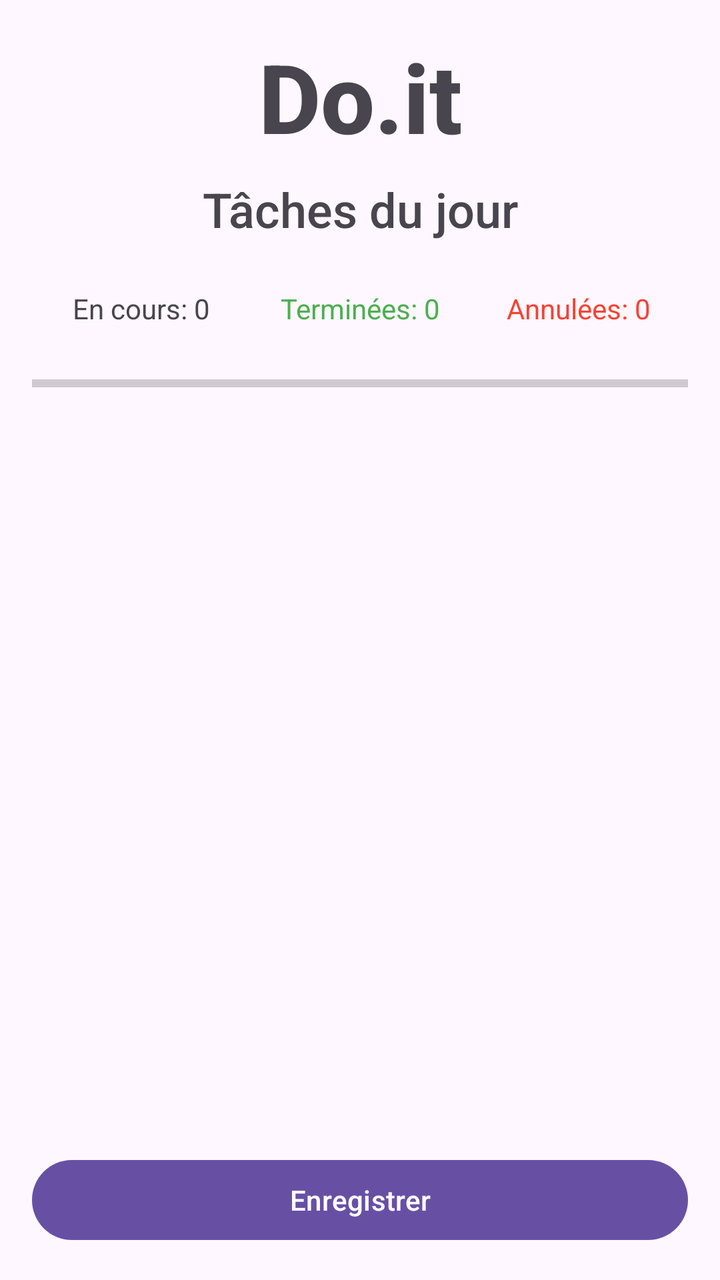
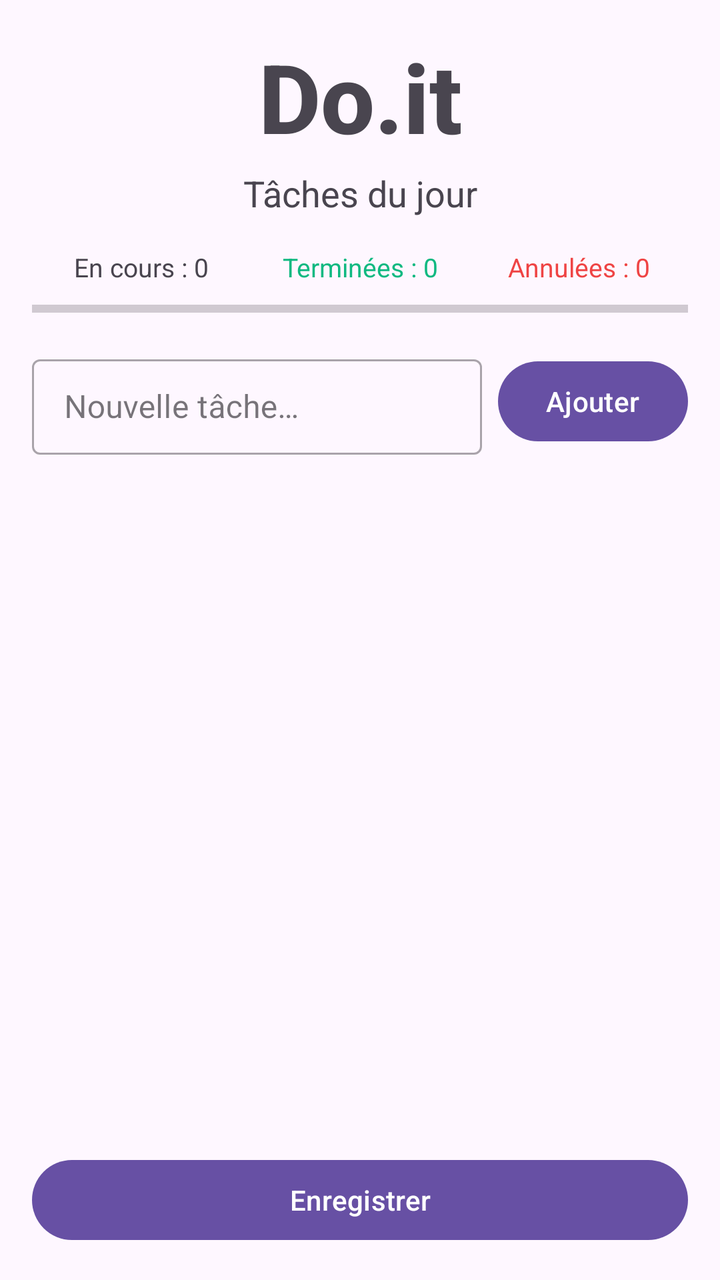

Screens rendered from an Android XML layout before and after an edit, with the pre-edit source and the edit as a unified diff.
<!-- AndroidManifest.xml: application theme Theme.APKTASK -->
<!-- res/layout/activity_main.xml -->
<?xml version="1.0" encoding="utf-8"?>
<androidx.constraintlayout.widget.ConstraintLayout xmlns:android="http://schemas.android.com/apk/res/android"
    xmlns:app="http://schemas.android.com/apk/res-auto"
    xmlns:tools="http://schemas.android.com/tools"
    android:id="@+id/main"
    android:layout_width="match_parent"
    android:layout_height="match_parent"
    tools:context=".MainActivity">

    
    <LinearLayout
        android:id="@+id/header"
        android:layout_width="match_parent"
        android:layout_height="wrap_content"
        android:orientation="vertical"
        android:paddingLeft="16dp"
        android:paddingRight="16dp"
        android:paddingTop="16dp"
        android:paddingBottom="8dp"
        app:layout_constraintTop_toTopOf="parent"
        app:layout_constraintStart_toStartOf="parent"
        app:layout_constraintEnd_toEndOf="parent">

        <TextView
            android:id="@+id/app_name"
            android:layout_width="match_parent"
            android:layout_height="wrap_content"
            android:text="@string/app_name"
            android:textSize="48sp"
            android:fontFamily="sans-serif-medium"
            android:textStyle="bold"
            android:gravity="center" />

        <TextView
            android:id="@+id/title_textview"
            android:layout_width="match_parent"
            android:layout_height="wrap_content"
            android:text="@string/title_textview"
            android:textSize="24sp"
            android:fontFamily="sans-serif-medium"
            android:gravity="center"
            android:layout_marginTop="8dp" />

    </LinearLayout>

    
    <LinearLayout
        android:id="@+id/layout_compteurs"
        android:layout_width="match_parent"
        android:layout_height="wrap_content"
        android:orientation="horizontal"
        android:padding="16dp"
        android:gravity="center"
        app:layout_constraintTop_toBottomOf="@id/header"
        app:layout_constraintStart_toStartOf="parent"
        app:layout_constraintEnd_toEndOf="parent">

        <TextView
            android:id="@+id/counter_en_cours"
            android:layout_width="0dp"
            android:layout_height="wrap_content"
            android:layout_weight="1"
            android:text="En cours: 0"
            android:textSize="14sp"
            android:gravity="center"/>

        <TextView
            android:id="@+id/counter_terminees"
            android:layout_width="0dp"
            android:layout_height="wrap_content"
            android:layout_weight="1"
            android:text="Terminées: 0"
            android:textColor="#4CAF50"
            android:textSize="14sp"
            android:gravity="center"/>

        <TextView
            android:id="@+id/counter_annulees"
            android:layout_width="0dp"
            android:layout_height="wrap_content"
            android:layout_weight="1"
            android:text="Annulées: 0"
            android:textColor="#F44336"
            android:textSize="14sp"
            android:gravity="center"/>
    </LinearLayout>

    
    <ProgressBar
        android:id="@+id/progress_bar"
        style="@style/Widget.AppCompat.ProgressBar.Horizontal"
        android:layout_width="0dp"
        android:layout_height="8dp"
        android:layout_marginLeft="16dp"
        android:layout_marginRight="16dp"
        android:layout_marginTop="8dp"
        app:layout_constraintTop_toBottomOf="@id/layout_compteurs"
        app:layout_constraintStart_toStartOf="parent"
        app:layout_constraintEnd_toEndOf="parent"/>

    
    <ScrollView
        android:id="@+id/scrollview_tasks"
        android:layout_width="match_parent"
        android:layout_height="0dp"
        android:paddingLeft="16dp"
        android:paddingRight="16dp"
        android:paddingTop="8dp"
        app:layout_constraintTop_toBottomOf="@id/progress_bar"
        app:layout_constraintBottom_toTopOf="@id/button_reset"
        app:layout_constraintStart_toStartOf="parent"
        app:layout_constraintEnd_toEndOf="parent">

        <LinearLayout
            android:layout_width="match_parent"
            android:layout_height="wrap_content"
            android:orientation="vertical">

            <TextView
                android:id="@+id/titre_zone_en_cours"
                android:layout_width="match_parent"
                android:layout_height="wrap_content"
                android:layout_weight="1"
                android:text="@string/in_progress"
                android:textSize="18sp"
                android:gravity="center"
                android:textStyle="bold"
                android:padding="8dp"
                android:visibility="gone"/>

            
            <LinearLayout
                android:id="@+id/zone_en_cours"
                android:layout_width="match_parent"
                android:layout_height="wrap_content"
                android:orientation="vertical"
                android:layout_marginBottom="16dp"/>

            <TextView
                android:id="@+id/titre_zone_terminees"
                android:layout_width="match_parent"
                android:layout_height="wrap_content"
                android:layout_weight="1"
                android:text="@string/in_progress"
                android:textSize="18sp"
                android:fontFamily="sans-serif-medium"
                android:gravity="center"
                android:textStyle="bold"
                android:padding="8dp"
                android:visibility="gone"
                android:textColor="#4CAF50"/>

            
            <LinearLayout
                android:id="@+id/zone_terminees"
                android:layout_width="match_parent"
                android:layout_height="wrap_content"
                android:orientation="vertical"
                android:layout_marginBottom="16dp"/>

            <TextView
                android:id="@+id/titre_zone_annulees"
                android:layout_width="match_parent"
                android:layout_height="wrap_content"
                android:layout_weight="1"
                android:text="@string/in_progress"
                android:textSize="18sp"
                android:fontFamily="sans-serif-medium"
                android:gravity="center"
                android:textStyle="bold"
                android:padding="8dp"
                android:visibility="gone"
                android:textColor="#F44336"/>

            
            <LinearLayout
                android:id="@+id/zone_annulees"
                android:layout_width="match_parent"
                android:layout_height="wrap_content"
                android:orientation="vertical"/>

        </LinearLayout>

    </ScrollView>

    
    <Button
        android:id="@+id/button_reset"
        android:layout_width="match_parent"
        android:layout_height="wrap_content"
        android:text="@string/button_reinitialiser"
        android:layout_margin="16dp"
        android:visibility="gone"
        app:layout_constraintBottom_toTopOf="@+id/button_valider"
        app:layout_constraintStart_toStartOf="parent"
        app:layout_constraintEnd_toEndOf="parent" />

    
    <Button
        android:id="@+id/button_valider"
        android:layout_width="match_parent"
        android:layout_height="wrap_content"
        android:text="@string/button_save"
        android:layout_margin="16dp"
        app:layout_constraintBottom_toBottomOf="parent"
        app:layout_constraintStart_toStartOf="parent"
        app:layout_constraintEnd_toEndOf="parent" />

</androidx.constraintlayout.widget.ConstraintLayout>
<!-- resources referenced by this layout -->
<resources>
  <string name="app_name">Do.it</string>
  <string name="button_reinitialiser">Réinitialisation</string>
  <string name="button_save">Enregistrer</string>
  <string name="in_progress">En cours</string>
  <string name="title_textview">Tâches du jour</string>
  <style name="Theme.APKTASK" parent="Base.Theme.APKTASK" />
  <style name="Base.Theme.APKTASK" parent="Theme.Material3.DayNight.NoActionBar">
          
          
      </style>
</resources>

<!-- the commit's change to res/layout/activity_main.xml (unified diff, before → after) -->
@@ -1,11 +1,10 @@
 <?xml version="1.0" encoding="utf-8"?>
-<androidx.constraintlayout.widget.ConstraintLayout xmlns:android="http://schemas.android.com/apk/res/android"
+<androidx.constraintlayout.widget.ConstraintLayout
+    xmlns:android="http://schemas.android.com/apk/res/android"
     xmlns:app="http://schemas.android.com/apk/res-auto"
-    xmlns:tools="http://schemas.android.com/tools"
     android:id="@+id/main"
     android:layout_width="match_parent"
-    android:layout_height="match_parent"
-    tools:context=".MainActivity">
+    android:layout_height="match_parent">
 
     
     <LinearLayout
@@ -13,8 +12,7 @@
         android:layout_width="match_parent"
         android:layout_height="wrap_content"
         android:orientation="vertical"
-        android:paddingLeft="16dp"
-        android:paddingRight="16dp"
+        android:paddingHorizontal="16dp"
         android:paddingTop="16dp"
         android:paddingBottom="8dp"
         app:layout_constraintTop_toTopOf="parent"
@@ -22,92 +20,91 @@
         app:layout_constraintEnd_toEndOf="parent">
 
         <TextView
-            android:id="@+id/app_name"
+            android:id="@+id/tvAppName"
             android:layout_width="match_parent"
             android:layout_height="wrap_content"
             android:text="@string/app_name"
             android:textSize="48sp"
-            android:fontFamily="sans-serif-medium"
             android:textStyle="bold"
-            android:gravity="center" />
-
-        <TextView
-            android:id="@+id/title_textview"
+            android:gravity="center"
+            android:fontFamily="sans-serif-medium" />
+
+        <TextView
+            android:id="@+id/tvSubtitle"
             android:layout_width="match_parent"
             android:layout_height="wrap_content"
             android:text="@string/title_textview"
-            android:textSize="24sp"
-            android:fontFamily="sans-serif-medium"
-            android:gravity="center"
-            android:layout_marginTop="8dp" />
+            android:textSize="18sp"
+            android:gravity="center"
+            android:layout_marginTop="4dp" />
 
     </LinearLayout>
 
     
     <LinearLayout
-        android:id="@+id/layout_compteurs"
+        android:id="@+id/layoutCompteurs"
         android:layout_width="match_parent"
         android:layout_height="wrap_content"
         android:orientation="horizontal"
-        android:padding="16dp"
+        android:paddingHorizontal="16dp"
+        android:paddingVertical="8dp"
         android:gravity="center"
         app:layout_constraintTop_toBottomOf="@id/header"
         app:layout_constraintStart_toStartOf="parent"
         app:layout_constraintEnd_toEndOf="parent">
 
         <TextView
-            android:id="@+id/counter_en_cours"
+            android:id="@+id/tvCounterEnCours"
             android:layout_width="0dp"
             android:layout_height="wrap_content"
             android:layout_weight="1"
-            android:text="En cours: 0"
-            android:textSize="14sp"
-            android:gravity="center"/>
-
-        <TextView
-            android:id="@+id/counter_terminees"
+            android:textSize="13sp"
+            android:gravity="center"
+            android:text="@string/counter_en_cours_default" />
+
+        <TextView
+            android:id="@+id/tvCounterTerminees"
             android:layout_width="0dp"
             android:layout_height="wrap_content"
             android:layout_weight="1"
-            android:text="Terminées: 0"
-            android:textColor="#4CAF50"
-            android:textSize="14sp"
-            android:gravity="center"/>
-
-        <TextView
-            android:id="@+id/counter_annulees"
+            android:textSize="13sp"
+            android:gravity="center"
+            android:textColor="@color/success"
+            android:text="@string/counter_terminees_default" />
+
+        <TextView
+            android:id="@+id/tvCounterAnnulees"
             android:layout_width="0dp"
             android:layout_height="wrap_content"
             android:layout_weight="1"
-            android:text="Annulées: 0"
-            android:textColor="#F44336"
-            android:textSize="14sp"
-            android:gravity="center"/>
+            android:textSize="13sp"
+            android:gravity="center"
+            android:textColor="@color/error"
+            android:text="@string/counter_annulees_default" />
+
     </LinearLayout>
 
     
     <ProgressBar
-        android:id="@+id/progress_bar"
+        android:id="@+id/progressBar"
         style="@style/Widget.AppCompat.ProgressBar.Horizontal"
         android:layout_width="0dp"
         android:layout_height="8dp"
-        android:layout_marginLeft="16dp"
-        android:layout_marginRight="16dp"
-        android:layout_marginTop="8dp"
-        app:layout_constraintTop_toBottomOf="@id/layout_compteurs"
-        app:layout_constraintStart_toStartOf="parent"
-        app:layout_constraintEnd_toEndOf="parent"/>
+        android:layout_marginHorizontal="16dp"
+        app:layout_constraintTop_toBottomOf="@id/layoutCompteurs"
+        app:layout_constraintStart_toStartOf="parent"
+        app:layout_constraintEnd_toEndOf="parent" />
 
     
     <ScrollView
-        android:id="@+id/scrollview_tasks"
+        android:id="@+id/scrollView"
         android:layout_width="match_parent"
         android:layout_height="0dp"
-        android:paddingLeft="16dp"
-        android:paddingRight="16dp"
+        android:paddingHorizontal="16dp"
         android:paddingTop="8dp"
-        app:layout_constraintTop_toBottomOf="@id/progress_bar"
-        app:layout_constraintBottom_toTopOf="@id/button_reset"
+        android:clipToPadding="false"
+        app:layout_constraintTop_toBottomOf="@id/progressBar"
+        app:layout_constraintBottom_toTopOf="@id/layoutButtons"
         app:layout_constraintStart_toStartOf="parent"
         app:layout_constraintEnd_toEndOf="parent">
 
@@ -116,94 +113,138 @@
             android:layout_height="wrap_content"
             android:orientation="vertical">
 
+            
+            <LinearLayout
+                android:id="@+id/layoutAddTask"
+                android:layout_width="match_parent"
+                android:layout_height="wrap_content"
+                android:orientation="horizontal"
+                android:paddingVertical="8dp"
+                android:gravity="center_vertical">
+
+                <com.google.android.material.textfield.TextInputLayout
+                    android:layout_width="0dp"
+                    android:layout_height="wrap_content"
+                    android:layout_weight="1"
+                    style="@style/Widget.MaterialComponents.TextInputLayout.OutlinedBox.Dense">
+
+                    <com.google.android.material.textfield.TextInputEditText
+                        android:id="@+id/etNewTask"
+                        android:layout_width="match_parent"
+                        android:layout_height="wrap_content"
+                        android:hint="@string/hint_task"
+                        android:inputType="textCapSentences|textAutoCorrect"
+                        android:maxLength="200"
+                        android:imeOptions="actionDone" />
+
+                </com.google.android.material.textfield.TextInputLayout>
+
+                <com.google.android.material.button.MaterialButton
+                    android:id="@+id/btnAddTask"
+                    android:layout_width="wrap_content"
+                    android:layout_height="wrap_content"
+                    android:layout_marginStart="8dp"
+                    android:text="@string/button_add" />
+
+            </LinearLayout>
+
+            
             <TextView
-                android:id="@+id/titre_zone_en_cours"
-                android:layout_width="match_parent"
-                android:layout_height="wrap_content"
-                android:layout_weight="1"
+                android:id="@+id/tvSectionEnCours"
+                android:layout_width="match_parent"
+                android:layout_height="wrap_content"
                 android:text="@string/in_progress"
-                android:textSize="18sp"
-                android:gravity="center"
+                android:textSize="16sp"
                 android:textStyle="bold"
-                android:padding="8dp"
-                android:visibility="gone"/>
-
-            
-            <LinearLayout
-                android:id="@+id/zone_en_cours"
-                android:layout_width="match_parent"
-                android:layout_height="wrap_content"
-                android:orientation="vertical"
-                android:layout_marginBottom="16dp"/>
-
+                android:paddingVertical="8dp"
+                android:visibility="gone" />
+
+            
+            <androidx.recyclerview.widget.RecyclerView
+                android:id="@+id/rvEnCours"
+                android:layout_width="match_parent"
+                android:layout_height="wrap_content"
+                android:nestedScrollingEnabled="false" />
+
+            
             <TextView
-                android:id="@+id/titre_zone_terminees"
-                android:layout_width="match_parent"
-                android:layout_height="wrap_content"
-                android:layout_weight="1"
-                android:text="@string/in_progress"
-                android:textSize="18sp"
-                android:fontFamily="sans-serif-medium"
-                android:gravity="center"
+                android:id="@+id/tvSectionTerminees"
+                android:layout_width="match_parent"
+                android:layout_height="wrap_content"
+                android:text="@string/finish"
+                android:textSize="16sp"
                 android:textStyle="bold"
-                android:padding="8dp"
-                android:visibility="gone"
-                android:textColor="#4CAF50"/>
-
-            
-            <LinearLayout
-                android:id="@+id/zone_terminees"
-                android:layout_width="match_parent"
-                android:layout_height="wrap_content"
-                android:orientation="vertical"
-                android:layout_marginBottom="16dp"/>
-
+                android:textColor="@color/success"
+                android:paddingVertical="8dp"
+                android:layout_marginTop="8dp"
+                android:visibility="gone" />
+
+            
+            <androidx.recyclerview.widget.RecyclerView
+                android:id="@+id/rvTerminees"
+                android:layout_width="match_parent"
+                android:layout_height="wrap_content"
+                android:nestedScrollingEnabled="false"
+                android:visibility="gone" />
+
+            
             <TextView
-                android:id="@+id/titre_zone_annulees"
-                android:layout_width="match_parent"
-                android:layout_height="wrap_content"
-                android:layout_weight="1"
-                android:text="@string/in_progress"
-                android:textSize="18sp"
-                android:fontFamily="sans-serif-medium"
-                android:gravity="center"
+                android:id="@+id/tvSectionAnnulees"
+                android:layout_width="match_parent"
+                android:layout_height="wrap_content"
+                android:text="@string/canceled"
+                android:textSize="16sp"
                 android:textStyle="bold"
-                android:padding="8dp"
-                android:visibility="gone"
-                android:textColor="#F44336"/>
-
-            
-            <LinearLayout
-                android:id="@+id/zone_annulees"
-                android:layout_width="match_parent"
-                android:layout_height="wrap_content"
-                android:orientation="vertical"/>
+                android:textColor="@color/error"
+                android:paddingVertical="8dp"
+                android:layout_marginTop="8dp"
+                android:visibility="gone" />
+
+            
+            <androidx.recyclerview.widget.RecyclerView
+                android:id="@+id/rvAnnulees"
+                android:layout_width="match_parent"
+                android:layout_height="wrap_content"
+                android:nestedScrollingEnabled="false"
+                android:visibility="gone" />
+
+            
+            <Space
+                android:layout_width="match_parent"
+                android:layout_height="16dp" />
 
         </LinearLayout>
 
     </ScrollView>
 
     
-    <Button
-        android:id="@+id/button_reset"
+    <LinearLayout
+        android:id="@+id/layoutButtons"
         android:layout_width="match_parent"
         android:layout_height="wrap_content"
-        android:text="@string/button_reinitialiser"
-        android:layout_margin="16dp"
-        android:visibility="gone"
-        app:layout_constraintBottom_toTopOf="@+id/button_valider"
-        app:layout_constraintStart_toStartOf="parent"
-        app:layout_constraintEnd_toEndOf="parent" />
-
-    
-    <Button
-        android:id="@+id/button_valider"
-        android:layout_width="match_parent"
-        android:layout_height="wrap_content"
-        android:text="@string/button_save"
-        android:layout_margin="16dp"
+        android:orientation="vertical"
+        android:paddingHorizontal="16dp"
+        android:paddingBottom="16dp"
         app:layout_constraintBottom_toBottomOf="parent"
         app:layout_constraintStart_toStartOf="parent"
-        app:layout_constraintEnd_toEndOf="parent" />
+        app:layout_constraintEnd_toEndOf="parent">
+
+        <com.google.android.material.button.MaterialButton
+            android:id="@+id/btnEnregistrer"
+            android:layout_width="match_parent"
+            android:layout_height="wrap_content"
+            android:text="@string/button_save"
+            android:layout_marginTop="8dp" />
+
+        <com.google.android.material.button.MaterialButton
+            android:id="@+id/btnReset"
+            style="@style/Widget.MaterialComponents.Button.OutlinedButton"
+            android:layout_width="match_parent"
+            android:layout_height="wrap_content"
+            android:text="@string/button_reinitialiser"
+            android:layout_marginTop="8dp"
+            android:visibility="gone" />
+
+    </LinearLayout>
 
 </androidx.constraintlayout.widget.ConstraintLayout>
<!-- resource entries referenced after the edit -->
@@ -1,8 +1,17 @@
 <!-- resources referenced by this layout -->
 <resources>
+  <color name="error">#EF4444</color>
+  <color name="success">#10B981</color>
   <string name="app_name">Do.it</string>
+  <string name="button_add">Ajouter</string>
   <string name="button_reinitialiser">Réinitialisation</string>
   <string name="button_save">Enregistrer</string>
+  <string name="canceled">Annulées</string>
+  <string name="counter_annulees_default">Annulées\u00a0: 0</string>
+  <string name="counter_en_cours_default">En cours\u00a0: 0</string>
+  <string name="counter_terminees_default">Terminées\u00a0: 0</string>
+  <string name="finish">Terminées</string>
+  <string name="hint_task">Nouvelle tâche…</string>
   <string name="in_progress">En cours</string>
   <string name="title_textview">Tâches du jour</string>
   <style name="Theme.APKTASK" parent="Base.Theme.APKTASK" />
